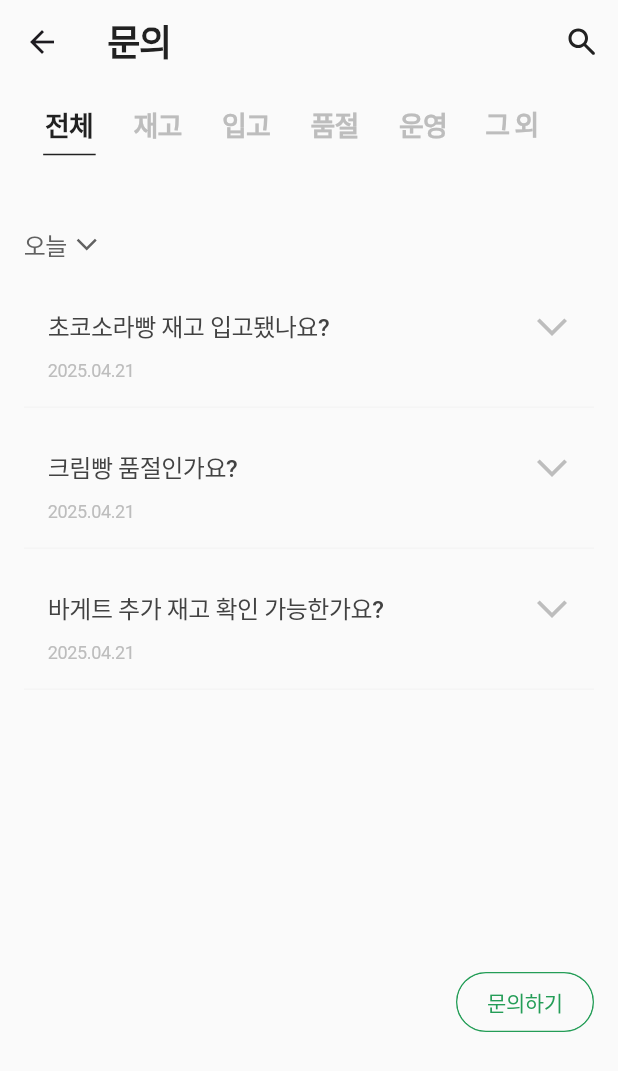
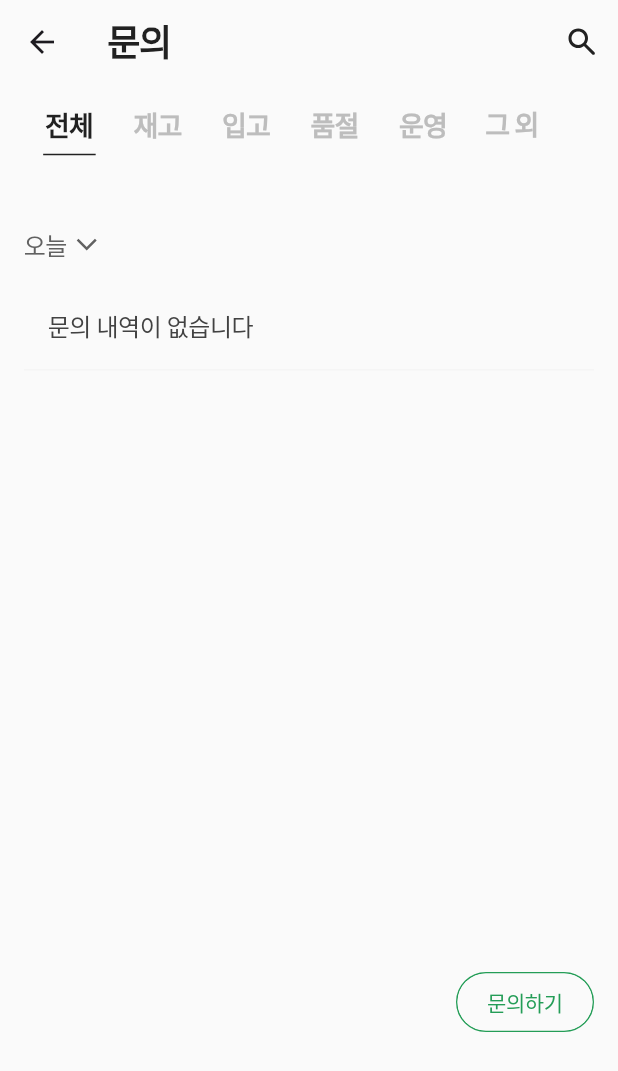
Before and after one commit to app-and-me/2025_ITShow_MirimPay_Mobile, a Flutter app: the ContactUsPage screen opened directly, on a phone screen of 412 x 824 dp. Shown: the top 1071 px of the screen. Run offline on Flutter 3.47's test engine with Material 3 defaults, Android fonts, the phone set to English and light mode, and no system bars; our stand-ins replace flutter_dotenv, flutter_svg, get; missing offline and left inert: mirim_oauth_flutter; Roboto replaces fonts that are missing (Pretendard).

Commit message:
feat: update ContactUsPage to use current date and improve empty state handling

```diff
--- a/lib/pages/main/ContactUsPage.dart
+++ b/lib/pages/main/ContactUsPage.dart
@@ -89,7 +89,7 @@ class _ContactUsPageState extends State<ContactUsPage> {
   }
 
   Map<String, List<Map<String, dynamic>>> _groupQuestionsByDate(List<Map<String, dynamic>> questions) {
-    final today = DateTime(2025, 4, 21);
+    final today = DateTime(DateTime.now().year, DateTime.now().month, DateTime.now().day);
     final weekAgo = today.subtract(const Duration(days: 7));
     final monthAgo = today.subtract(const Duration(days: 30));
 
@@ -262,14 +262,7 @@ class _ContactUsPageState extends State<ContactUsPage> {
             ),
           ),
           Expanded(
-            child: questionItems.isEmpty
-                ? Center(
-                    child: Text(
-                      '${_categories[_selectedCategoryIndex]} 관련 문의가 없습니다',
-                      style: Typo.bodyMd(context, color: colors.gray600),
-                    ),
-                  )
-                : ListView(
+            child: ListView(
               controller: _scrollController,
               padding: const EdgeInsets.only(
                 left: 16,
@@ -283,7 +276,30 @@ class _ContactUsPageState extends State<ContactUsPage> {
                   onTap: _showDateFilterBottomSheet,
                 ),
                 const SizedBox(height: 16),
-                      ...questionItems,
+                if (questionItems.isEmpty) ...[
+                  Container(
+                    margin: const EdgeInsets.only(bottom: 12),
+                    padding: const EdgeInsets.all(16),
+                    decoration: BoxDecoration(
+                      border: Border(
+                        bottom: BorderSide(
+                          color: colors.gray100,
+                          width: 1,
+                        ),
+                      ),
+                    ),
+                    child: Column(
+                      crossAxisAlignment: CrossAxisAlignment.start,
+                      children: [
+                        Text(
+                          '문의 내역이 없습니다',
+                          style: Typo.bodyMd(context, color: colors.gray800),
+                        ),
+                      ],
+                    ),
+                  ),
+                ]
+                else ...questionItems,
               ],
             ),
           ),
```
Lines whose indentation alone changed are shown as unchanged.
